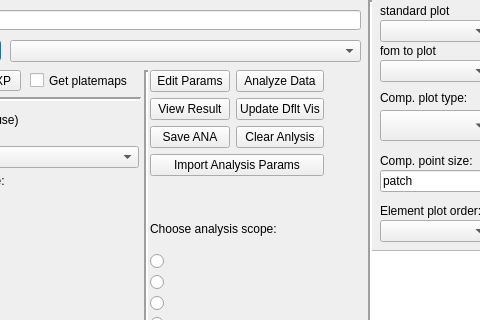
johnmgregoire/JCAPDataProcess, file QtDesign/CalcFOMForm.ui: the form before one commit; both pictures show x 140 to 620 and y 0 to 320 of the 1135 by 882 pixel window.
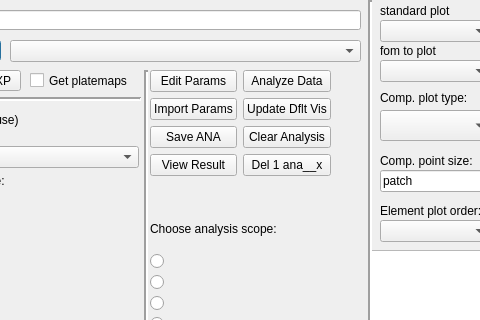
The form after the commit.

Commit message: fix errors in CalcFOM plotting

```diff
--- a/QtDesign/CalcFOMForm.ui
+++ b/QtDesign/CalcFOMForm.ui
@@ -396,7 +396,7 @@
     <rect>
      <x>290</x>
      <y>70</y>
-     <width>195</width>
+     <width>212</width>
      <height>135</height>
     </rect>
    </property>
@@ -430,17 +430,7 @@
        <string>Clear the analysis, removing intermediate data and FOMs</string>
       </property>
       <property name="text">
-       <string>Clear Anlysis</string>
-      </property>
-     </widget>
-    </item>
-    <item row="1" column="0">
-     <widget class="QPushButton" name="ViewResultPushButton">
-      <property name="toolTip">
-       <string>Send Raw, Intermediate and FOM data to the Visualize window</string>
-      </property>
-      <property name="text">
-       <string>View Result</string>
+       <string>Clear Analysis</string>
       </property>
      </widget>
     </item>
@@ -465,13 +455,33 @@
       </property>
      </widget>
     </item>
-    <item row="3" column="0" colspan="2">
+    <item row="1" column="0">
      <widget class="QPushButton" name="ImportAnalysisParamsPushButton">
       <property name="toolTip">
        <string>Import a .par file</string>
       </property>
       <property name="text">
-       <string>Import Analysis Params</string>
+       <string>Import Params</string>
+      </property>
+     </widget>
+    </item>
+    <item row="3" column="0">
+     <widget class="QPushButton" name="ViewResultPushButton">
+      <property name="toolTip">
+       <string>Send Raw, Intermediate and FOM data to the Visualize window</string>
+      </property>
+      <property name="text">
+       <string>View Result</string>
+      </property>
+     </widget>
+    </item>
+    <item row="3" column="1">
+     <widget class="QPushButton" name="ClearSingleAnalysisPushButton">
+      <property name="toolTip">
+       <string>Clear the analysis, removing intermediate data and FOMs</string>
+      </property>
+      <property name="text">
+       <string>Del 1 ana__x</string>
       </property>
      </widget>
     </item>
```
The commit also changes 5 other files.
